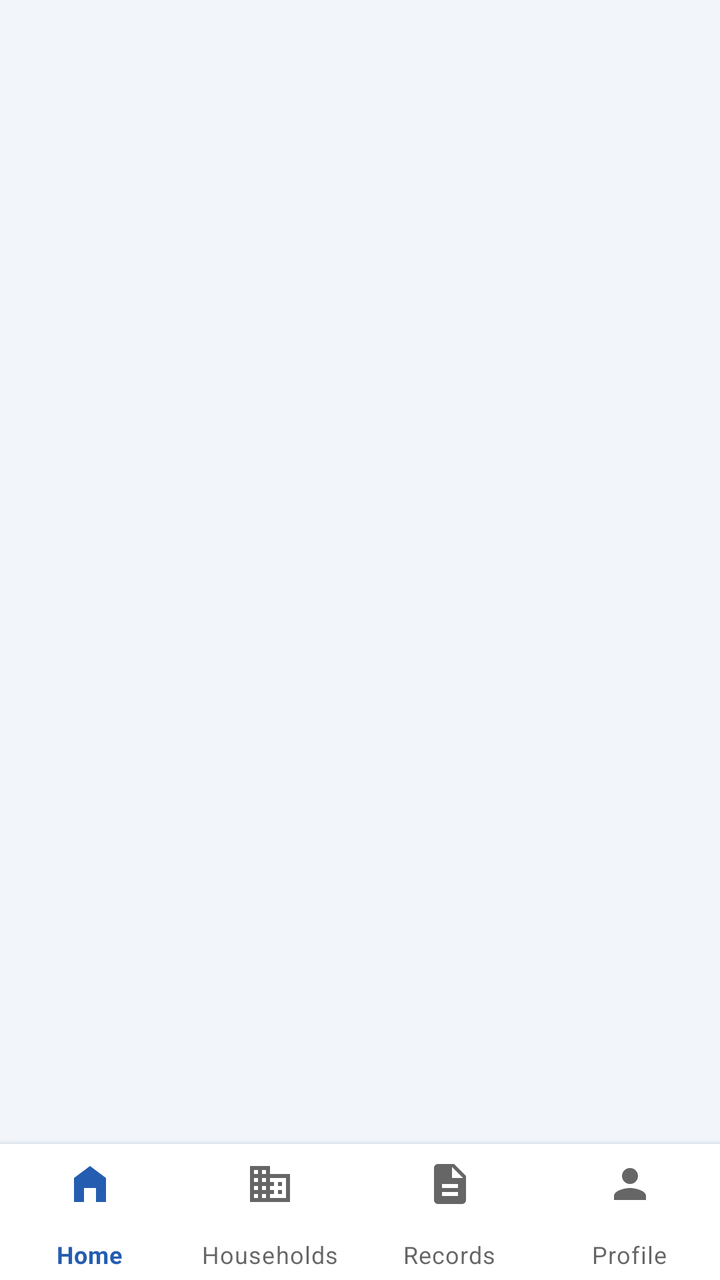
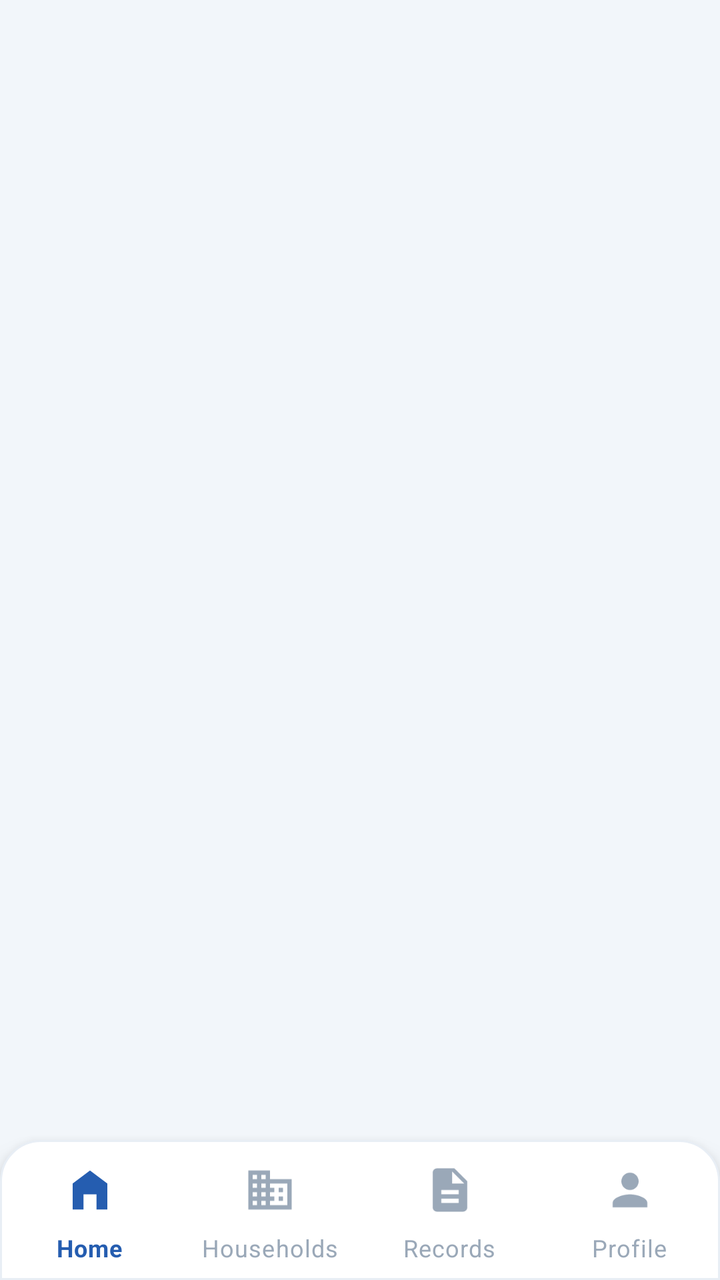

An Android layout rendered at two revisions. The XML below is the earlier revision; the diff shows what the commit changed to produce the second picture.
<!-- AndroidManifest.xml: application theme Theme.CSUCensus -->
<!-- res/layout/activity_main.xml -->
<?xml version="1.0" encoding="utf-8"?>
<LinearLayout
    xmlns:android="http://schemas.android.com/apk/res/android"
    xmlns:app="http://schemas.android.com/apk/res-auto"
    android:id="@+id/mainRoot"
    android:layout_width="match_parent"
    android:layout_height="match_parent"
    android:orientation="vertical"
    android:background="@color/background">

    <FrameLayout
        android:id="@+id/fragmentContainer"
        android:layout_width="match_parent"
        android:layout_height="0dp"
        android:layout_weight="1" />

    <View
        android:layout_width="match_parent"
        android:layout_height="1dp"
        android:background="#E8EEF5" />

    <com.google.android.material.bottomnavigation.BottomNavigationView
        android:id="@+id/bottomNavigation"
        android:layout_width="match_parent"
        android:layout_height="68dp"
        android:background="@color/white"
        android:elevation="12dp"
        app:menu="@menu/bottom_nav"
        app:labelVisibilityMode="labeled"
        app:itemIconSize="24dp"
        app:itemRippleColor="@color/light_blue"
        app:itemActiveIndicatorStyle="@null"
        app:itemPaddingTop="8dp"
        app:itemPaddingBottom="8dp" />

</LinearLayout>
<!-- resources referenced by this layout -->
<resources>
  <color name="background">#F2F6FA</color>
  <color name="light_blue">#E6F0FB</color>
  <color name="white">#FFFFFF</color>
  <style name="Theme.CSUCensus" parent="Theme.MaterialComponents.DayNight.NoActionBar">
          <item name="colorPrimary">@color/blue</item>
          <item name="colorPrimaryVariant">@color/blue_dark</item>
          <item name="colorSecondary">@color/green</item>
          <item name="colorOnPrimary">@color/white</item>
          <item name="android:fontFamily">sans-serif</item>
          <item name="android:windowLightStatusBar">true</item>
          <item name="android:statusBarColor">@android:color/transparent</item>
          <item name="android:navigationBarColor">@color/white</item>
          <item name="android:windowLightNavigationBar">true</item>
          <item name="android:windowBackground">@color/background</item>
      </style>
  <color name="blue">#255DB0</color>
  <color name="blue_dark">#1E4A8C</color>
  <color name="green">#2A966B</color>
</resources>

<!-- the commit's change to res/layout/activity_main.xml (unified diff, before → after) -->
@@ -14,23 +14,22 @@
         android:layout_height="0dp"
         android:layout_weight="1" />
 
-    <View
-        android:layout_width="match_parent"
-        android:layout_height="1dp"
-        android:background="#E8EEF5" />
-
     <com.google.android.material.bottomnavigation.BottomNavigationView
         android:id="@+id/bottomNavigation"
         android:layout_width="match_parent"
-        android:layout_height="68dp"
-        android:background="@color/white"
-        android:elevation="12dp"
+        android:layout_height="70dp"
+        android:background="@drawable/bg_bottom_nav"
+        android:elevation="20dp"
+        android:paddingTop="8dp"
+        android:paddingBottom="8dp"
         app:menu="@menu/bottom_nav"
         app:labelVisibilityMode="labeled"
-        app:itemIconSize="24dp"
+        app:itemIconSize="26dp"
+        app:itemIconTint="@color/bottom_nav_color"
+        app:itemTextColor="@color/bottom_nav_color"
         app:itemRippleColor="@color/light_blue"
         app:itemActiveIndicatorStyle="@null"
-        app:itemPaddingTop="8dp"
-        app:itemPaddingBottom="8dp" />
+        app:itemPaddingTop="4dp"
+        app:itemPaddingBottom="2dp" />
 
 </LinearLayout>
<!-- resource entries referenced after the edit -->
@@ -2,6 +2,18 @@
 <resources>
   <color name="background">#F2F6FA</color>
   <color name="light_blue">#E6F0FB</color>
+  <!-- drawable bg_bottom_nav (drawable) -->
+  <?xml version="1.0" encoding="utf-8"?>
+  <shape xmlns:android="http://schemas.android.com/apk/res/android"
+      android:shape="rectangle">
+      <solid android:color="@color/white" />
+      <corners
+          android:topLeftRadius="20dp"
+          android:topRightRadius="20dp" />
+      <stroke
+          android:width="1dp"
+          android:color="#E8EEF5" />
+  </shape>
   <color name="white">#FFFFFF</color>
   <style name="Theme.CSUCensus" parent="Theme.MaterialComponents.DayNight.NoActionBar">
           <item name="colorPrimary">@color/blue</item>
